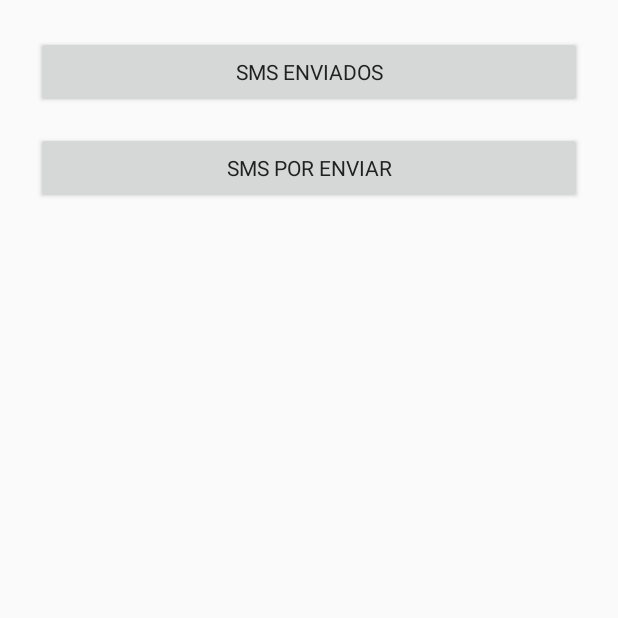
After one commit to Jtoscanoa/BasculasyServicios, an Android app: the SmsManagementActivity screen opened directly, with no data from a screen before it, on a phone screen of 412 x 824 dp, the top half of it. The commit adds this screen. Run offline under Robolectric (Android 15) with nearby library versions, the phone set to English and light mode, and no system bars; 3 statements that could not run were skipped.

Commit message:
Add SMS management feature

```diff
--- a/ProyectoByS/app/src/main/AndroidManifest.xml
+++ b/ProyectoByS/app/src/main/AndroidManifest.xml
@@ -1,5 +1,7 @@
 <manifest xmlns:android="http://schemas.android.com/apk/res/android"
     package="com.puropoo.proyectobys">
+
+    <uses-permission android:name="android.permission.SEND_SMS" />
 
     <application
         android:allowBackup="true"
@@ -60,5 +62,6 @@
             <!-- Nueva actividad para listar servicios con soporte remoto -->
         </activity>
         <activity android:name=".MensajesSmsActivity" />
+        <activity android:name=".SmsManagementActivity" />
     </application>
 </manifest>
--- a/ProyectoByS/app/src/main/java/com/puropoo/proyectobys/MenuActivity.java
+++ b/ProyectoByS/app/src/main/java/com/puropoo/proyectobys/MenuActivity.java
@@ -4,6 +4,8 @@ import android.content.Intent;
 import android.os.Bundle;
 import android.view.View;
 import android.widget.Button;
+
+import com.puropoo.proyectobys.SmsUtils;
 import androidx.appcompat.app.AppCompatActivity;
 
 public class MenuActivity extends AppCompatActivity {
@@ -19,6 +21,7 @@ public class MenuActivity extends AppCompatActivity {
     protected void onCreate(Bundle savedInstanceState) {
         super.onCreate(savedInstanceState);
         setContentView(R.layout.activity_menu);
+        SmsUtils.checkAndSendPendingSms(this);
 
         // Inicialización de botones
         btnRegisterClient = findViewById(R.id.btnRegisterClient);
--- a/ProyectoByS/app/src/main/java/com/puropoo/proyectobys/RegisterRequestActivity.java
+++ b/ProyectoByS/app/src/main/java/com/puropoo/proyectobys/RegisterRequestActivity.java
@@ -15,6 +15,8 @@ import java.util.Calendar;
 import java.util.Date;
 import java.util.List;
 import java.util.ArrayList;
+
+import com.puropoo.proyectobys.SmsUtils;
 
 public class RegisterRequestActivity extends AppCompatActivity {
 
@@ -97,6 +99,8 @@ public class RegisterRequestActivity extends AppCompatActivity {
         long id = db.insertRequest(serviceType, serviceDate, serviceTime, clientCedula, newServiceAddress);
         if (id != -1) {
             Toast.makeText(this, "Solicitud guardada correctamente", Toast.LENGTH_LONG).show();
+            Request request = new Request((int) id, serviceType, serviceDate, serviceTime, newServiceAddress, clientCedula);
+            SmsUtils.scheduleSmsForRequest(this, request);
         } else {
             Toast.makeText(this, "Ya existe una solicitud para este cliente en esta fecha y hora", Toast.LENGTH_LONG).show();
         }
--- a/ProyectoByS/app/src/main/java/com/puropoo/proyectobys/SQLiteHelper.java
+++ b/ProyectoByS/app/src/main/java/com/puropoo/proyectobys/SQLiteHelper.java
@@ -9,7 +9,7 @@ public class SQLiteHelper extends SQLiteOpenHelper {
 
     // Definir el nombre y la versión de la base de datos
     private static final String DATABASE_NAME = "service_db";
-    private static final int DATABASE_VERSION = 4;
+    private static final int DATABASE_VERSION = 5;
 
     // Definir constante SQL para crear la tabla equipo_instalar
     private static final String CREATE_EQUIPO_INSTALAR_TABLE = "CREATE TABLE IF NOT EXISTS equipo_instalar (" +
@@ -36,6 +36,19 @@ public class SQLiteHelper extends SQLiteOpenHelper {
             "medium TEXT, " +
             "link TEXT, " +
             "client_cedula TEXT)";
+
+    // Tabla para notificaciones SMS
+    private static final String CREATE_SMS_NOTIFICATION_TABLE = "CREATE TABLE IF NOT EXISTS sms_notifications (" +
+            "id INTEGER PRIMARY KEY AUTOINCREMENT, " +
+            "request_id INTEGER, " +
+            "recipient_type TEXT, " +
+            "phone TEXT, " +
+            "service_date TEXT, " +
+            "service_time TEXT, " +
+            "service_type TEXT, " +
+            "message TEXT, " +
+            "scheduled_send TEXT, " +
+            "sent_time TEXT)";
 
     public SQLiteHelper(Context context) {
         super(context, DATABASE_NAME, null, DATABASE_VERSION);
@@ -90,6 +103,9 @@ public class SQLiteHelper extends SQLiteOpenHelper {
         // Crear la tabla 'remote_support'
         db.execSQL(CREATE_REMOTE_SUPPORT_TABLE);
 
+        // Crear tabla para notificaciones SMS
+        db.execSQL(CREATE_SMS_NOTIFICATION_TABLE);
+
     }
 
     // Método para actualizar la base de datos
@@ -113,6 +129,11 @@ public class SQLiteHelper extends SQLiteOpenHelper {
             // Crear la tabla 'remote_support' para la actualización de versión 3 a 4
             db.execSQL(CREATE_REMOTE_SUPPORT_TABLE);
         }
+
+        // Manejar la actualización de versión 4 a 5
+        if (oldVersion < 5) {
+            db.execSQL(CREATE_SMS_NOTIFICATION_TABLE);
+        }
     }
 
 }
--- /dev/null
+++ b/ProyectoByS/app/src/main/java/com/puropoo/proyectobys/SmsManagementActivity.java
@@ -0,0 +1,83 @@
+package com.puropoo.proyectobys;
+
+import android.app.AlertDialog;
+import android.os.Bundle;
+import android.widget.ArrayAdapter;
+import android.widget.Button;
+import android.widget.EditText;
+import android.widget.ListView;
+
+import androidx.appcompat.app.AppCompatActivity;
+
+import java.util.ArrayList;
+import java.util.List;
+
+public class SmsManagementActivity extends AppCompatActivity {
+
+    private Button btnSmsSent, btnSmsPending;
+    private ListView lvSms;
+    private DatabaseHelper db;
+    private String recipientType;
+    private List<SmsNotification> currentList = new ArrayList<>();
+
+    @Override
+    protected void onCreate(Bundle savedInstanceState) {
+        super.onCreate(savedInstanceState);
+        setContentView(R.layout.activity_sms_management);
+
+        btnSmsSent = findViewById(R.id.btnSmsSent);
+        btnSmsPending = findViewById(R.id.btnSmsPending);
+        lvSms = findViewById(R.id.lvSms);
+
+        recipientType = getIntent().getStringExtra("recipientType");
+        db = new DatabaseHelper(this);
+
+        btnSmsSent.setOnClickListener(v -> loadSms(true));
+        btnSmsPending.setOnClickListener(v -> loadSms(false));
+
+        lvSms.setOnItemClickListener((parent, view, position, id) -> {
+            SmsNotification sms = currentList.get(position);
+            if (sms.getSentTime() == null) {
+                showInstructionDialog(sms);
+            }
+        });
+
+        loadSms(false);
+    }
+
+    private void loadSms(boolean sent) {
+        currentList = db.getSmsNotifications(recipientType, sent);
+        List<String> display = new ArrayList<>();
+        for (SmsNotification sms : currentList) {
+            String text;
+            if (sent) {
+                text = "Enviado: " + sms.getSentTime() + " - Servicio: " + sms.getServiceType() + " " + sms.getServiceDate() + " " + sms.getServiceTime();
+            } else {
+                text = "Programado: " + sms.getScheduledSend() + " - Servicio: " + sms.getServiceType() + " " + sms.getServiceDate() + " " + sms.getServiceTime();
+            }
+            display.add(text);
+        }
+        lvSms.setAdapter(new ArrayAdapter<>(this, android.R.layout.simple_list_item_1, display));
+    }
+
+    private void showInstructionDialog(SmsNotification sms) {
+        AlertDialog.Builder builder = new AlertDialog.Builder(this);
+        builder.setTitle("Agregar instrucciones");
+        final EditText input = new EditText(this);
+        input.setText(sms.getMessage());
+        builder.setView(input);
+        builder.setPositiveButton("Guardar", (dialog, which) -> {
+            String msg = input.getText().toString();
+            db.updateSmsMessage(sms.getId(), msg);
+            loadSms(false);
+        });
+        builder.setNegativeButton("Cancelar", null);
+        builder.show();
+    }
+
+    @Override
+    protected void onResume() {
+        super.onResume();
+        SmsUtils.checkAndSendPendingSms(this);
+    }
+}
--- /dev/null
+++ b/ProyectoByS/app/src/main/res/layout/activity_sms_management.xml
@@ -0,0 +1,27 @@
+<?xml version="1.0" encoding="utf-8"?>
+<LinearLayout xmlns:android="http://schemas.android.com/apk/res/android"
+    android:orientation="vertical"
+    android:padding="24dp"
+    android:layout_width="match_parent"
+    android:layout_height="match_parent">
+
+    <Button
+        android:id="@+id/btnSmsSent"
+        android:layout_width="match_parent"
+        android:layout_height="wrap_content"
+        android:text="SMS Enviados" />
+
+    <Button
+        android:id="@+id/btnSmsPending"
+        android:layout_width="match_parent"
+        android:layout_height="wrap_content"
+        android:text="SMS Por Enviar"
+        android:layout_marginTop="16dp" />
+
+    <ListView
+        android:id="@+id/lvSms"
+        android:layout_width="match_parent"
+        android:layout_height="wrap_content"
+        android:layout_marginTop="24dp" />
+
+</LinearLayout>
```
Also changed, not shown: ProyectoByS/app/src/main/java/com/puropoo/proyectobys/DatabaseHelper.java (+101 -0 lines), ProyectoByS/app/src/main/java/com/puropoo/proyectobys/MensajesSmsActivity.java (+15 -0 lines), ProyectoByS/app/src/main/java/com/puropoo/proyectobys/SmsNotification.java (added, +56 -0 lines), ProyectoByS/app/src/main/java/com/puropoo/proyectobys/SmsUtils.java (added, +85 -0 lines), ProyectoByS/app/src/main/res/layout/activity_mensajes_sms.xml (+22 -1 lines).
